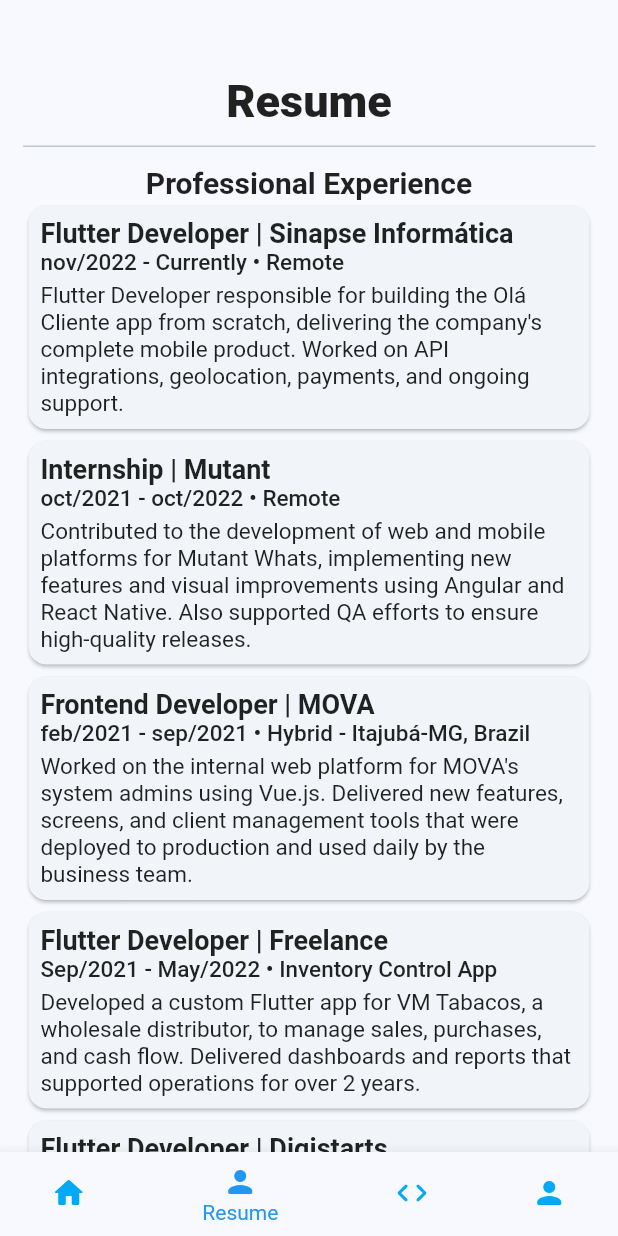
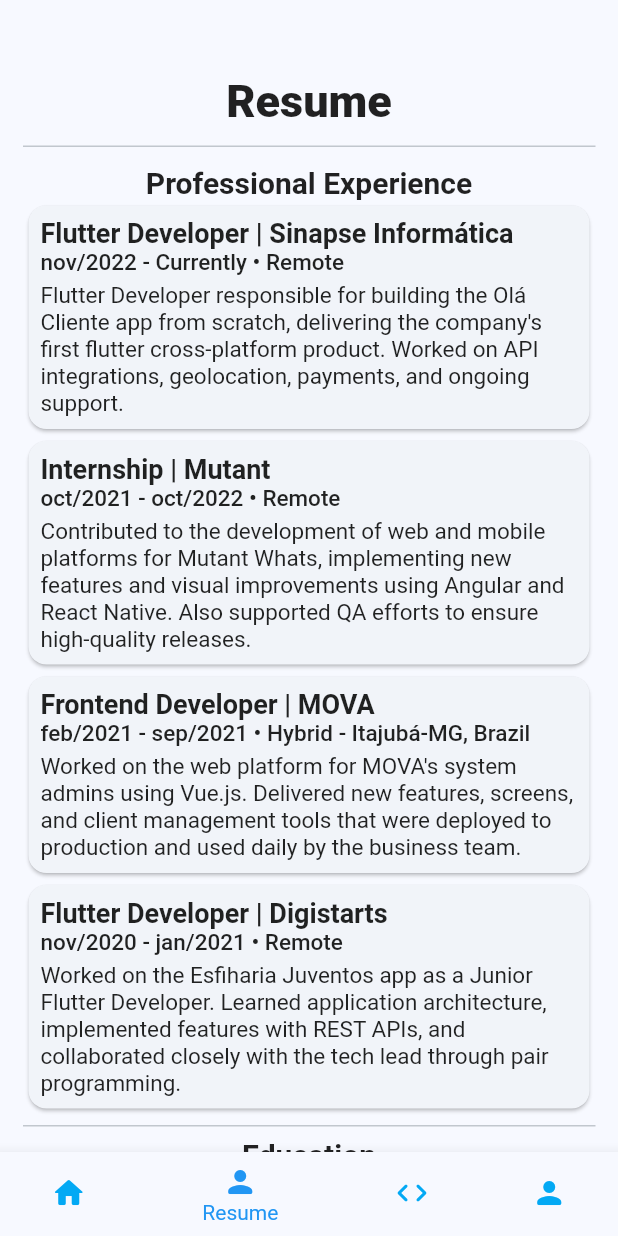
Before and after one commit to gmorais671/portfolio, a Flutter app: the screen it shows after launch, item 2 of the bottom bar chosen, on a phone screen of 412 x 824 dp. Run offline on Flutter 3.47's test engine with Material 2 defaults, Android fonts, the phone set to English and light mode, and no system bars; our stand-ins replace expandable_text, font_awesome_flutter, go_router, google_fonts; Roboto replaces fonts that are missing (Mako).

Commit message:
Final adjustments for the FIRST DEPLOY

```diff
--- a/lib/core/data/projects_data.dart
+++ b/lib/core/data/projects_data.dart
@@ -2,39 +2,8 @@
 
 List<Project> projects = [
   Project(
-      id: 0,
-      position: 'Barchelor Thesis | UNIFEI',
-      period: 'may/2024 - may/2025',
-      location: 'UNIFEI',
-      company: 'UNIFEI',
-      contractType: 'None',
-      resumeDescription:
-          '''Developed a fuzzy logic controller in C for automated water tank level management. Designed the interface and implemented the system on a real lab-scale plant at UNIFEI.''',
-      detailedDescription: '''
-      For my Bachelor's thesis at UNIFEI, I developed an automation system to control the water level in a tank using fuzzy logic. The project involved designing a decision-making controller in C, implementing it on embedded hardware, and building a custom interface to monitor and adjust system behavior.
-      The controller was deployed on a real lab-scale plant and performed with greater precision and stability than expected. This project allowed me to apply advanced control theory in a hands-on environment, combining programming, electronics, and practical engineering to solve a real-world problem.
-      ''',
-      imagePath: '',
-      projectIntroduction: '',
-      bulletPoints: [
-        "Designed and implemented a fuzzy logic-based automation system to control water tank levels, using C for embedded development.",
-        "Developed the full solution including the fuzzy controller, interface design, and integration with a real lab-scale physical plant.",
-        "Conducted testing and tuning of the system, achieving performance results that exceeded expectations in stability and responsiveness.",
-        "This project applied advanced control theory in a real-world environment and marked the practical culmination of my engineering degree.",
-      ],
-      habilities: [
-        'Embedded C',
-        'Fuzzy Logic',
-        'PLC Programming',
-        'Microcontroller Programming',
-        'Automation',
-        'Control Systems',
-        'Real-Time Systems',
-        'Lab Implementation',
-      ]),
-  Project(
-    id: 1,
-    position: 'Mobile Developer | Freelance',
+    id: 3,
+    position: 'Flutter Developer | Freelance',
     period: 'Sep/2021 - May/2022',
     location: 'Inventory Control App',
     company: 'VM Tabacos',
@@ -45,8 +14,8 @@
       As a freelance developer, I created a custom Flutter application for VM Tabacos, a wholesale distributor of tobacco-related products. The app was designed to streamline their business operations — allowing the client to manage inventory, track purchases and sales, control cash flow, and generate detailed reports through a user-friendly mobile interface.
       Built in Flutter and integrated with Firebase Functions (backend by a partner), the solution remained in active use for over two years, helping the client maintain operational control and make informed decisions based on real-time data. It was a full-cycle delivery experience, from design to deployment, that brought lasting value to a small business.
       ''',
+    projectIntroduction: '',
     imagePath: '',
-    projectIntroduction: '',
     bulletPoints: [
       "Developed a custom Flutter app to manage sales, purchases, and cash flow for VM Tabacos, a wholesale distributor of smoking accessories.",
       "Built dashboards and reporting tools for inventory and transactions, helping the client gain real-time operational control.",
@@ -64,4 +33,36 @@
       'Git',
     ],
   ),
+  Project(
+    id: 0,
+    position: 'Barchelor Thesis | UNIFEI',
+    period: 'may/2024 - may/2025',
+    location: 'UNIFEI',
+    company: 'UNIFEI',
+    contractType: 'None',
+    resumeDescription:
+        '''Developed a fuzzy logic controller in C for automated water tank level management. Designed the interface and implemented the system on a real lab-scale plant at UNIFEI.''',
+    detailedDescription: '''
+      For my Bachelor's thesis at UNIFEI, I developed an automation system to control the water level in a tank using fuzzy logic. The project involved designing a decision-making controller in C, implementing it on embedded hardware, and building a custom interface to monitor and adjust system behavior.
+      The controller was deployed on a real lab-scale plant and performed with greater precision and stability than expected. This project allowed me to apply advanced control theory in a hands-on environment, combining programming, electronics, and practical engineering to solve a real-world problem.
+      ''',
+    imagePath: '',
+    projectIntroduction: '',
+    bulletPoints: [
+      "Designed and implemented a fuzzy logic-based automation system to control water tank levels, using C for embedded development.",
+      "Developed the full solution including the fuzzy controller, interface design, and integration with a real lab-scale physical plant.",
+      "Conducted testing and tuning of the system, achieving performance results that exceeded expectations in stability and responsiveness.",
+      "This project applied advanced control theory in a real-world environment and marked the practical culmination of my engineering degree.",
+    ],
+    habilities: [
+      'Embedded C',
+      'Fuzzy Logic',
+      'PLC Programming',
+      'Microcontroller Programming',
+      'Automation',
+      'Control Systems',
+      'Real-Time Systems',
+      'Lab Implementation',
+    ],
+  ),
 ];
--- a/lib/core/data/resume_data.dart
+++ b/lib/core/data/resume_data.dart
@@ -9,7 +9,7 @@
     company: 'Sinapse Informática',
     contractType: 'Contract',
     resumeDescription:
-        '''Flutter Developer responsible for building the Olá Cliente app from scratch, delivering the company's complete mobile product. Worked on API integrations, geolocation, payments, and ongoing support.''',
+        '''Flutter Developer responsible for building the Olá Cliente app from scratch, delivering the company's first flutter cross-platform product. Worked on API integrations, geolocation, payments, and ongoing support.''',
     detailedDescription: '''
       At Sinapse Informática, I took the lead in transforming an idea into reality. As the main Flutter Developer, I built the Olá Cliente mobile app entirely from the ground up — turning what was once a product in the planning phase into a fully functional, high-impact application.
       I delivered complex features such as real-time geolocation, REST API integrations, online payments, and customer support tools. This project became a milestone for the company, marking its first complete mobile solution and expanding the scope of its digital ecosystem. Beyond Flutter, I also supported Android (Kotlin) apps and backend APIs in ASP.NET, contributing across the full stack with ownership and adaptability.
@@ -20,7 +20,6 @@
       'Took the lead in developing the Olá Cliente mobile app, building it from scratch using Flutter and transforming it from a conceptual product into a functional solution.',
       '''Delivered the app's core features by replicating and adapting functions from existing systems, making it a central part of the company's product offering.''',
       'Worked directly with the Product Owner to validate features, prioritize tasks, and ensure that development aligned with business needs and user expectations.',
-      '''Delivered the app's core features by replicating and adapting functions from existing systems, making it a central part of the company's product offering.''',
       '''My work brought tangible value to the company by launching its first complete Flutter-based application and helping shape the future of its mobile strategy.''',
       '''Also provide ongoing support for the Flutter app and another Android app built in Kotlin, as well as contributing to backend APIs developed in ASP.NET.''',
     ],
@@ -68,7 +67,7 @@
     companyIntroduction:
         'Mutant is a digital powerhouse based in São Paulo, operating across 15 countries with over 400 clients and 3,200 professionals. As a "performance company," it builds customized end-to-end digital solutions to enhance customer experience, sales, credit recovery, and omnichannel engagement.',
     bulletPoints: [
-      'Contributed to the client acquisition web platform for Mutant Whats, working on database integration, interface redesign, and online payment features.',
+      'Contributed to the client acquisition landing pages and web platform for Mutant Whats, working on database integration, interface redesign, and realtime chat features.',
       '''Helped develop and maintain the Mutant Whats mobile app (React Native), handling UI adjustments, profile management, and real-time data integrations.''',
       'Performed QA testing on both web and mobile platforms, reproducing error scenarios and ensuring high-quality delivery with fewer bugs.',
       '''Collaborated in teams of 3-4 developers using pair programming and worked closely with the PO for task planning and prioritization.''',
@@ -106,7 +105,7 @@
     company: 'MOVA | Credit as a Service',
     contractType: 'Contract',
     resumeDescription:
-        '''Worked on the internal web platform for MOVA's system admins using Vue.js. Delivered new features, screens, and client management tools that were deployed to production and used daily by the business team.''',
+        '''Worked on the web platform for MOVA's system admins using Vue.js. Delivered new features, screens, and client management tools that were deployed to production and used daily by the business team.''',
     detailedDescription: '''
       At MOVA, I joined a large distributed team to help build and maintain the internal web platform used by system administrators to manage client credit operations. Using Vue.js, HTML, CSS, and JavaScript, I developed new screens, integrated essential features like client and payment management, and delivered components that were deployed to production.
       This experience gave me my first real exposure to the professional development workflow — including code collaboration, production deployment, and agile teamwork — and helped me understand the value of consistency, usability, and delivery in a real-world product.
@@ -136,38 +135,6 @@
       'Team Communication',
     ],
     imagePath: 'assets/images/logo_mova.png',
-  ),
-  ResumeExperience(
-    id: 3,
-    position: 'Flutter Developer | Freelance',
-    period: 'Sep/2021 - May/2022',
-    location: 'Inventory Control App',
-    company: 'VM Tabacos',
-    contractType: 'Freelance',
-    resumeDescription:
-        '''Developed a custom Flutter app for VM Tabacos, a wholesale distributor, to manage sales, purchases, and cash flow. Delivered dashboards and reports that supported operations for over 2 years.''',
-    detailedDescription: '''
-      As a freelance developer, I created a custom Flutter application for VM Tabacos, a wholesale distributor of tobacco-related products. The app was designed to streamline their business operations — allowing the client to manage inventory, track purchases and sales, control cash flow, and generate detailed reports through a user-friendly mobile interface.
-      Built in Flutter and integrated with Firebase Functions (backend by a partner), the solution remained in active use for over two years, helping the client maintain operational control and make informed decisions based on real-time data. It was a full-cycle delivery experience, from design to deployment, that brought lasting value to a small business.
-      ''',
-    companyIntroduction: '',
-    imagePath: '',
-    bulletPoints: [
-      "Developed a custom Flutter app to manage sales, purchases, and cash flow for VM Tabacos, a wholesale distributor of smoking accessories.",
-      "Built dashboards and reporting tools for inventory and transactions, helping the client gain real-time operational control.",
-      "Worked in collaboration with a backend developer using Firebase Functions, delivering an integrated solution used actively for over two years.",
-      "Delivered the project independently from design to deployment, improving the client's business visibility and decision-making.",
-    ],
-    habilities: [
-      'Flutter',
-      'Dart',
-      'Firebase Functions',
-      'Firestore',
-      'RESTful APIs',
-      'UI Design',
-      'State Management',
-      'Git',
-    ],
   ),
   ResumeExperience(
     id: 4,
--- a/lib/main.dart
+++ b/lib/main.dart
@@ -1,8 +1,6 @@
-import 'package:firebase_core/firebase_core.dart';
 import 'package:flutter/material.dart';
 import 'package:google_fonts/google_fonts.dart';
 import 'package:portfolio/core/router.dart';
-import 'package:portfolio/firebase_options.dart';
 import 'package:portfolio/pages/contact/contact_page.dart';
 import 'package:portfolio/pages/screening/screening_page.dart';
 import 'package:portfolio/pages/projects/projects_page.dart';
@@ -10,9 +8,6 @@
 
 void main() async {
   WidgetsFlutterBinding.ensureInitialized();
-  await Firebase.initializeApp(
-    options: DefaultFirebaseOptions.currentPlatform,
-  );
 
   runApp(const MyApp());
 }
@@ -63,9 +58,19 @@
 
   @override
   Widget build(BuildContext context) {
+    double width = MediaQuery.of(context).size.width;
+
     return Scaffold(
-      body: Center(
-        child: pages[currentPageIndex],
+      body: Padding(
+        padding: EdgeInsets.symmetric(
+            horizontal: (width > 1250)
+                ? (width * .2)
+                : (width > 700)
+                    ? (width * .07)
+                    : 0.0),
+        child: Center(
+          child: pages[currentPageIndex],
+        ),
       ),
       bottomNavigationBar: BottomNavigationBar(
         currentIndex: currentPageIndex,
--- a/lib/pages/resume/detailed_experience.dart
+++ b/lib/pages/resume/detailed_experience.dart
@@ -1,3 +1,4 @@
+import 'package:flutter/foundation.dart';
 import 'package:flutter/material.dart';
 import 'package:portfolio/core/theme.dart';
 import 'package:portfolio/models/professional_experience.dart';
@@ -80,8 +81,9 @@
                     padding: const EdgeInsets.symmetric(horizontal: 15.0),
                     child: Wrap(
                       spacing: 4.0, // Espaçamento horizontal entre os chips
-                      runSpacing:
-                          0.0, // Espaçamento vertical entre as linhas de chips
+                      runSpacing: kIsWeb
+                          ? 5.0
+                          : 0.0, // Espaçamento vertical entre as linhas de chips
                       alignment: WrapAlignment.center,
                       children: experience.habilities
                           .map((tech) => Chip(
```
Also changed, not shown: lib/core/data/contact_redirections.dart (added, +34 -0 lines), lib/models/contact_redirection.dart (added, +42 -0 lines), lib/pages/contact/contact_page.dart (+17 -30 lines), lib/pages/contact/widgets/redirection_button.dart (added, +19 -0 lines).
